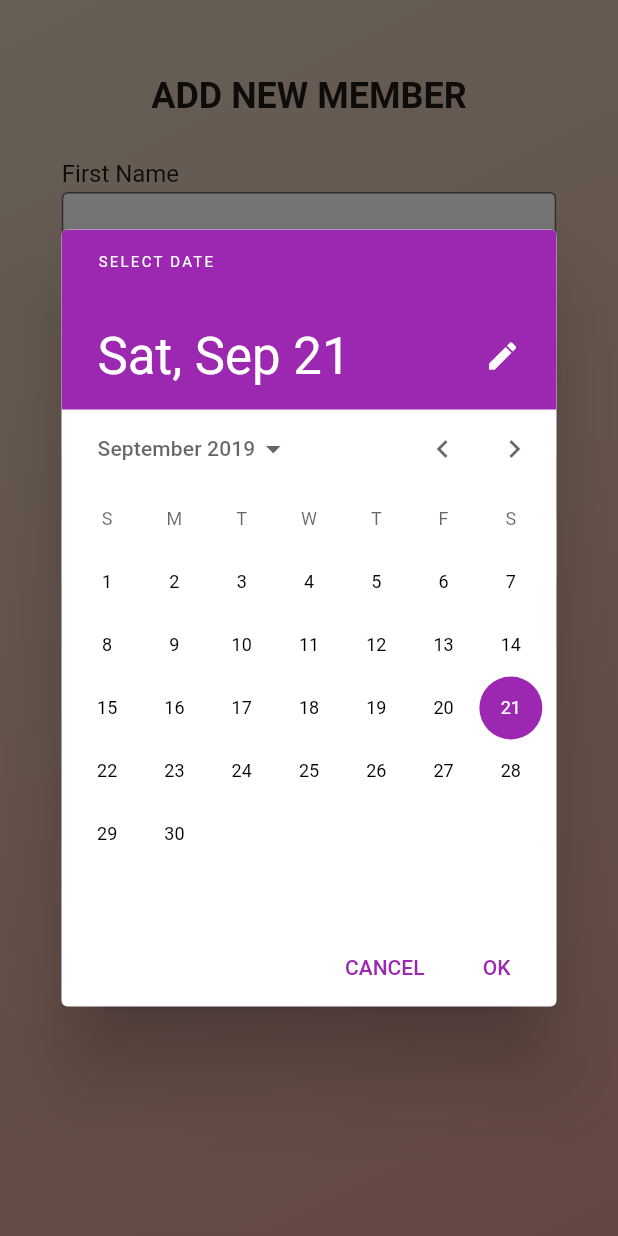
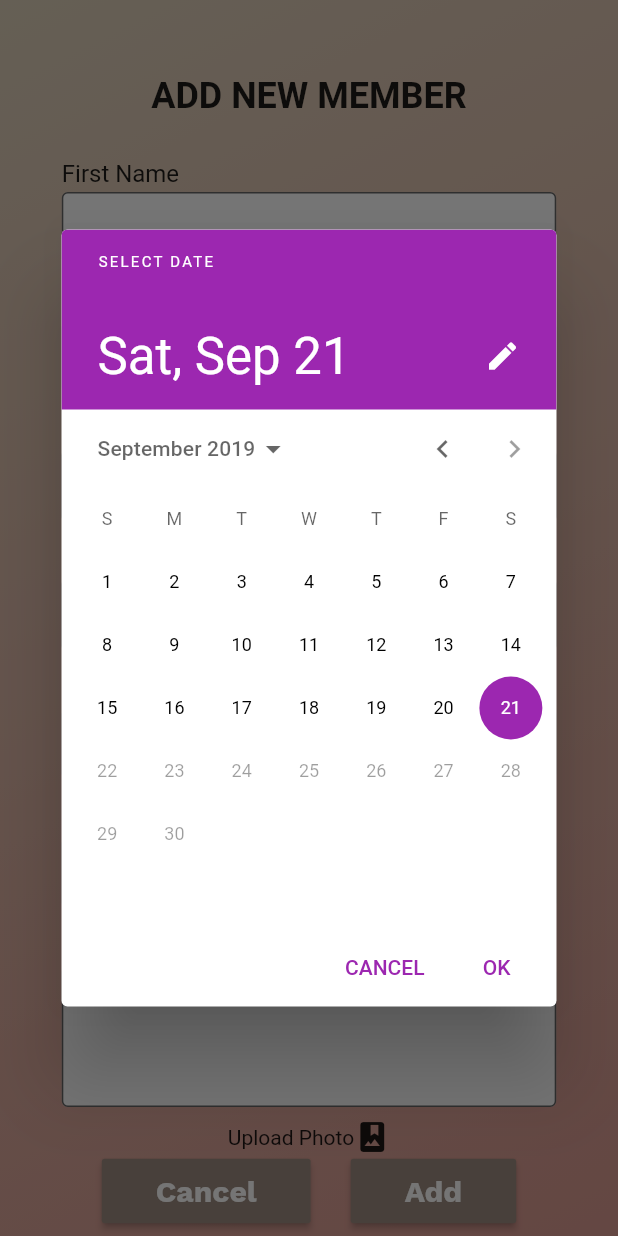
Before and after one commit to threethousandmonkeys/momento_front_end, a Flutter app: the AddNewMemberPage screen opened directly with empty values, after a tap on "Date of Birth", on a phone screen of 412 x 824 dp. Run offline on Flutter 3.47's test engine with Material 2 defaults, Android fonts, the phone set to English and light mode, and no system bars; our stand-ins replace cloud_firestore, firebase_auth, font_awesome_flutter, image_picker, rxdart; accounts and stored records are empty; project files that could hold a hidden picture were left out.

Commit message:
Link parents when add member

```diff
--- a/momento/lib/bloc/add_new_bloc.dart
+++ /dev/null
@@ -1,53 +0,0 @@
-import 'package:flutter/material.dart';
-import 'package:image_picker/image_picker.dart';
-import 'package:momento/models/member.dart';
-import 'package:momento/repositories/member_repository.dart';
-import 'package:momento/repositories/family_repository.dart';
-
-class AddNewBloc {
-  MemberRepository _memberRepository = MemberRepository();
-  FamilyRepository _familyRepository = FamilyRepository();
-
-  String firstName = "";
-  String middleName = "";
-  String gender = "";
-  DateTime birthday;
-  DateTime deathday;
-  String description = "";
-  String photoPath;
-
-  TextEditingController birthdayController = TextEditingController();
-  TextEditingController deathdayController = TextEditingController();
-
-  String validate() {
-    if (firstName == "") {
-      return "first name";
-    }
-    if (gender == "") {
-      return "gender";
-    }
-    if (birthday == null) {
-      return "birthday";
-    }
-    return "";
-  }
-
-  Future<Null> addNewMember(String familyId) async {
-    Member newMember = Member(
-      firstName: firstName,
-      middleName: middleName,
-      gender: gender,
-      birthday: birthday,
-      deathday: deathday,
-      description: description,
-      photoId: null,
-    );
-    final memberId = await _memberRepository.createMember(newMember);
-    await _familyRepository.addMember(familyId, memberId);
-  }
-
-  void pickImage() async {
-    final image = await ImagePicker.pickImage(source: ImageSource.gallery);
-    print(image);
-  }
-}
--- /dev/null
+++ b/momento/lib/bloc/add_new_member_bloc.dart
@@ -0,0 +1,93 @@
+import 'package:flutter/material.dart';
+import 'package:image_picker/image_picker.dart';
+import 'package:momento/models/family.dart';
+import 'package:momento/models/member.dart';
+import 'package:momento/repositories/member_repository.dart';
+import 'package:momento/repositories/family_repository.dart';
+import 'package:rxdart/rxdart.dart';
+
+class AddNewMemberBloc {
+  MemberRepository _memberRepository = MemberRepository();
+  FamilyRepository _familyRepository = FamilyRepository();
+
+  final _membersSubject = BehaviorSubject<List<Member>>();
+  Function(List<Member>) get _setMembers => _membersSubject.add;
+  Observable<List<Member>> get getMembers => _membersSubject.stream;
+
+  String firstName = "";
+  String middleName = "";
+  String gender = "";
+  DateTime birthday;
+  DateTime deathday;
+  String description = "";
+  Member father;
+  Member mother;
+  String photoPath;
+
+  TextEditingController birthdayTextController = TextEditingController();
+  TextEditingController deathdayTextController = TextEditingController();
+
+  AddNewMemberBloc(Family family) {
+    _getMembers(family);
+  }
+
+  Future<Null> _getMembers(Family family) async {
+    final members = await _memberRepository.getFamilyMembers(family);
+    _setMembers(members);
+    updateFathers();
+    updateMothers();
+  }
+
+  List<Member> fathers;
+  List<Member> mothers;
+
+  String validate() {
+    if (firstName == "") {
+      return "first name";
+    }
+    if (gender == "") {
+      return "gender";
+    }
+    if (birthday == null) {
+      return "birthday";
+    }
+    return "";
+  }
+
+  Future<Null> addNewMember(String familyId) async {
+    Member newMember = Member(
+      firstName: firstName,
+      middleName: middleName,
+      gender: gender,
+      birthday: birthday,
+      deathday: deathday,
+      description: description,
+      photoId: null,
+    );
+    final memberId = await _memberRepository.createMember(newMember);
+    await _familyRepository.addMember(familyId, memberId);
+  }
+
+  void updateFathers() {
+    List<Member> possibleFathers = new List<Member>.from(_membersSubject.value);
+    possibleFathers.retainWhere((f) => f.gender == "Male");
+    if (birthday != null) {
+      possibleFathers.where((f) => f.birthday.isBefore(birthday));
+    }
+    fathers = possibleFathers;
+  }
+
+  void updateMothers({DateTime deathday}) {
+    List<Member> possibleMothers = new List<Member>.from(_membersSubject.value);
+    possibleMothers.retainWhere((f) => f.gender == "Female");
+    if (birthday != null) {
+      possibleMothers.where((f) => f.birthday.isBefore(birthday));
+    }
+    mothers = possibleMothers;
+  }
+
+  void pickImage() async {
+    final image = await ImagePicker.pickImage(source: ImageSource.gallery);
+    print(image);
+  }
+}
--- a/momento/lib/bloc/family_tree_bloc.dart
+++ b/momento/lib/bloc/family_tree_bloc.dart
@@ -1,5 +1,6 @@
 import 'dart:async';
 
+import 'package:momento/models/family.dart';
 import 'package:momento/models/member.dart';
 import 'package:momento/repositories/member_repository.dart';
 
@@ -10,18 +11,17 @@ class FamilyTreeBloc {
   StreamSink<List<Member>> get _inMembers => _membersController.sink;
   Stream<List<Member>> get members => _membersController.stream;
 
-  FamilyTreeBloc(String familyId, List<String> memberIds) {
-    _updateMembers(memberIds);
+  FamilyTreeBloc(String familyId, Family family) {
+    _updateMembers(family);
   }
 
-  Future<Null> _updateMembers(List<String> memberIds) async {
-    final futureMembers = memberIds.map((id) => _getMember(id));
-    final members = await Future.wait(futureMembers);
+  Future<Null> _updateMembers(Family family) async {
+    final members = await _memberRepository.getFamilyMembers(family);
     _inMembers.add(members);
   }
 
   Future<Member> _getMember(String memberId) async {
-    final member = await _memberRepository.getMember(memberId);
+    final member = await _memberRepository.getMemberById(memberId);
     return member;
   }
 }
--- a/momento/lib/repositories/member_repository.dart
+++ b/momento/lib/repositories/member_repository.dart
@@ -1,10 +1,18 @@
+import 'package:momento/models/family.dart';
 import 'package:momento/models/member.dart';
 import 'package:momento/services/firestore_service.dart';
 
 class MemberRepository {
   final _firestore = FirestoreService();
 
-  Future<Member> getMember(String memberId) async {
+  Future<List<Member>> getFamilyMembers(Family family) async {
+    List<String> memberIds = family.members;
+    final futureMembers = memberIds.map((id) => getMemberById(id));
+    final members = await Future.wait(futureMembers);
+    return members;
+  }
+
+  Future<Member> getMemberById(String memberId) async {
     final Map<String, dynamic> memberJson = await _firestore.getDocument("member", memberId);
     if (memberJson != null) {
       return Member.parseMember(memberJson);
@@ -21,6 +29,12 @@ class MemberRepository {
     return memberId;
   }
 
+  Future<List<Member>> getMembersBornBefore(DateTime date, Family family) async {
+    final List<Member> members = await getFamilyMembers(family);
+    members.retainWhere((member) => member.birthday.isBefore(date));
+    return members;
+  }
+
   void updateMember(String memberId, Member member) {}
 
   void deleteMember(String memberId) {}
--- a/momento/lib/screens/add_new_page/add_new_artefact_page.dart
+++ b/momento/lib/screens/add_new_page/add_new_artefact_page.dart
@@ -38,11 +38,11 @@ class AddNewArtefactPage extends StatelessWidget {
               ),
               FormDropDownField(
                 title: "Original Owner",
-                items: ["123", "1234"],
+//                items: ["123", "1234"],
               ),
               FormDropDownField(
                 title: "Current Owner",
-                items: ["123", "1235"],
+//                items: ["123", "1235"],
               ),
               FormTextField(
                 title: "Description",
--- a/momento/lib/screens/add_new_page/add_new_member_page.dart
+++ b/momento/lib/screens/add_new_page/add_new_member_page.dart
@@ -1,6 +1,8 @@
 import 'package:flutter/material.dart';
-import 'package:momento/bloc/add_new_bloc.dart';
+import 'package:momento/bloc/add_new_member_bloc.dart';
 import 'package:momento/constants.dart';
+import 'package:momento/models/family.dart';
+import 'package:momento/models/member.dart';
 import 'package:momento/screens/components/ugly_button.dart';
 import 'components/form_drop_down_field.dart';
 import 'components/form_date_field.dart';
@@ -8,17 +10,28 @@ import 'components/form_text_field.dart';
 
 class AddNewMemberPage extends StatefulWidget {
   final String familyId;
-  AddNewMemberPage(this.familyId);
+  final Family family;
+  AddNewMemberPage(this.familyId, this.family);
   @override
   _AddNewMemberPageState createState() => _AddNewMemberPageState();
 }
 
 class _AddNewMemberPageState extends State<AddNewMemberPage> {
-  AddNewBloc _bloc = AddNewBloc();
+  AddNewMemberBloc _bloc;
+
+  @override
+  void initState() {
+    _bloc = AddNewMemberBloc(widget.family);
+    super.initState();
+  }
 
   @override
   Widget build(BuildContext context) {
     double horizontalPadding = MediaQuery.of(context).size.width * 0.1;
+    return StreamBuilder<List<Member>>(
+        stream: _bloc.getMembers,
+        builder: (context, snapshot) {
+          if (snapshot.connectionState == ConnectionState.active) {
             return Scaffold(
               body: Container(
                 decoration: kBackgroundDecoration,
@@ -46,23 +59,52 @@ class _AddNewMemberPageState extends State<AddNewMemberPage> {
                       ),
                       FormDropDownField(
                         title: "Gender",
-                items: ["Male", "Female", "Others"],
+                        items: {
+                          "Male": "Male",
+                          "Female": "Female",
+                          "Others": "Others",
+                        },
                         onChanged: (value) {
                           _bloc.gender = value;
                         },
                       ),
                       FormDateField(
                         title: "Date of Birth",
-                controller: _bloc.birthdayController,
+                        controller: _bloc.birthdayTextController,
                         onChange: (value) {
+                          setState(() {
                             _bloc.birthday = value;
+                          });
                         },
                       ),
                       FormDateField(
                         title: "Date of Death (if dead)",
-                controller: _bloc.deathdayController,
+                        controller: _bloc.deathdayTextController,
                         onChange: (value) {
                           _bloc.deathday = value;
+                        },
+                        firstDate: _bloc.birthday,
+                      ),
+                      FormDropDownField(
+                        title: "Father",
+                        items: Map<String, Member>.fromIterable(
+                          _bloc.fathers,
+                          key: (f) => f.firstName,
+                          value: (v) => v,
+                        ),
+                        onChanged: (value) {
+                          _bloc.father = value;
+                        },
+                      ),
+                      FormDropDownField(
+                        title: "Mother",
+                        items: Map<String, Member>.fromIterable(
+                          _bloc.mothers,
+                          key: (f) => f.firstName,
+                          value: (v) => v,
+                        ),
+                        onChanged: (value) {
+                          _bloc.mother = value;
                         },
                       ),
                       FormTextField(
@@ -72,9 +114,12 @@ class _AddNewMemberPageState extends State<AddNewMemberPage> {
                           _bloc.description = value;
                         },
                       ),
-              MaterialButton(
-                child: Text("Upload Photo"),
-                onPressed: _bloc.pickImage,
+                      GestureDetector(
+                        onTap: _bloc.pickImage,
+                        child: Row(
+                          mainAxisAlignment: MainAxisAlignment.center,
+                          children: <Widget>[Text("Upload Photo"), Icon(Icons.photo_album)],
+                        ),
                       ),
                       Row(
                         mainAxisAlignment: MainAxisAlignment.spaceEvenly,
@@ -106,5 +151,13 @@ class _AddNewMemberPageState extends State<AddNewMemberPage> {
                 ),
               ),
             );
+          } else {
+            return Scaffold(
+              body: Center(
+                child: CircularProgressIndicator(),
+              ),
+            );
+          }
+        });
   }
 }
--- a/momento/lib/screens/add_new_page/components/form_date_field.dart
+++ b/momento/lib/screens/add_new_page/components/form_date_field.dart
@@ -5,10 +5,12 @@ class FormDateField extends StatefulWidget {
   final String title;
   final TextEditingController controller;
   final Function onChange;
+  final DateTime firstDate;
   FormDateField({
     this.title,
     this.controller,
     this.onChange,
+    this.firstDate,
   });
   @override
   _FormDateFieldState createState() => _FormDateFieldState();
@@ -18,11 +20,11 @@ class _FormDateFieldState extends State<FormDateField> {
   DateTime selectedDate = DateTime.now();
 
   Future<Null> _selectDate(BuildContext context) async {
-    final DateTime picked = await showDatePicker(
+    final picked = await showDatePicker(
       context: context,
       initialDate: selectedDate,
-      firstDate: DateTime(1000, 8),
-      lastDate: DateTime(2101),
+      firstDate: widget.firstDate ?? DateTime(1000, 8),
+      lastDate: DateTime.now(),
     );
     if (picked != null && picked != selectedDate)
       setState(() {
--- a/momento/lib/screens/add_new_page/components/form_drop_down_field.dart
+++ b/momento/lib/screens/add_new_page/components/form_drop_down_field.dart
@@ -1,7 +1,7 @@
 import 'package:flutter/material.dart';
 
 class FormDropDownField extends StatefulWidget {
-  final List<String> items;
+  final Map<String, dynamic> items;
   final String title;
   final Function onChanged;
   FormDropDownField({this.title, this.items, this.onChanged});
@@ -10,7 +10,7 @@ class FormDropDownField extends StatefulWidget {
 }
 
 class _FormDropDownFieldState extends State<FormDropDownField> {
-  String selected;
+  String selectedValue;
   @override
   Widget build(BuildContext context) {
     return Padding(
@@ -28,15 +28,15 @@ class _FormDropDownFieldState extends State<FormDropDownField> {
           DropdownButtonFormField(
             onChanged: (value) {
               setState(() {
-                selected = value;
+                selectedValue = value;
               });
-              widget.onChanged(value);
+              widget.onChanged(widget.items[value]);
             },
-            value: selected,
-            items: widget.items
-                .map((value) => DropdownMenuItem(
-                      child: Text(value),
-                      value: value,
+            value: selectedValue,
+            items: widget.items.keys
+                .map((key) => DropdownMenuItem(
+                      value: key,
+                      child: Text(key),
                     ))
                 .toList(),
             decoration: InputDecoration(
--- a/momento/lib/screens/profile_page/family_tree.dart
+++ b/momento/lib/screens/profile_page/family_tree.dart
@@ -19,7 +19,7 @@ class _FamilyTreeState extends State<FamilyTree> {
   FamilyTreeBloc _bloc;
   @override
   void initState() {
-    _bloc = FamilyTreeBloc(widget.familyId, widget.family.members);
+    _bloc = FamilyTreeBloc(widget.familyId, widget.family);
     super.initState();
   }
 
@@ -47,7 +47,7 @@ class _FamilyTreeState extends State<FamilyTree> {
               Navigator.push(
                 context,
                 MaterialPageRoute(
-                  builder: (context) => AddNewMemberPage(widget.familyId),
+                  builder: (context) => AddNewMemberPage(widget.familyId, widget.family),
                 ),
               );
             },
--- /dev/null
+++ b/momento/lib/services/cloud_storage_service.dart
@@ -0,0 +1 @@
+class CloudStorageService {}
--- a/momento/pubspec.yaml
+++ b/momento/pubspec.yaml
@@ -15,9 +15,9 @@ dependencies:
   cloud_firestore: ^0.12.9+4
   firebase_auth: ^0.14.0+2
   firebase_storage: ^3.0.6
-  photo_view: ^0.4.2
   provider: ^3.1.0
   image_picker: ^0.6.1+4
+  rxdart: ^0.22.2
 
 dev_dependencies:
   flutter_test:
```
Lines whose indentation alone changed are shown as unchanged.
